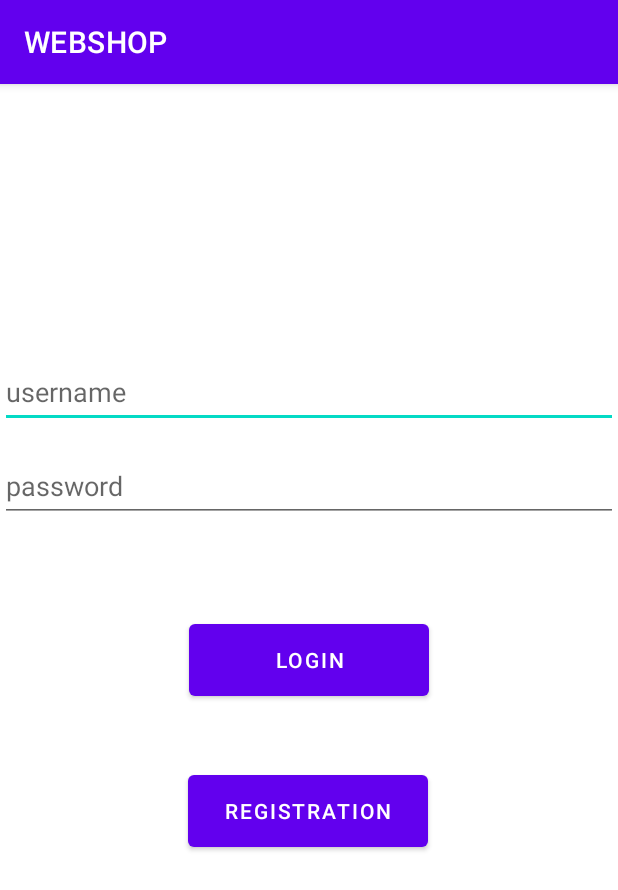
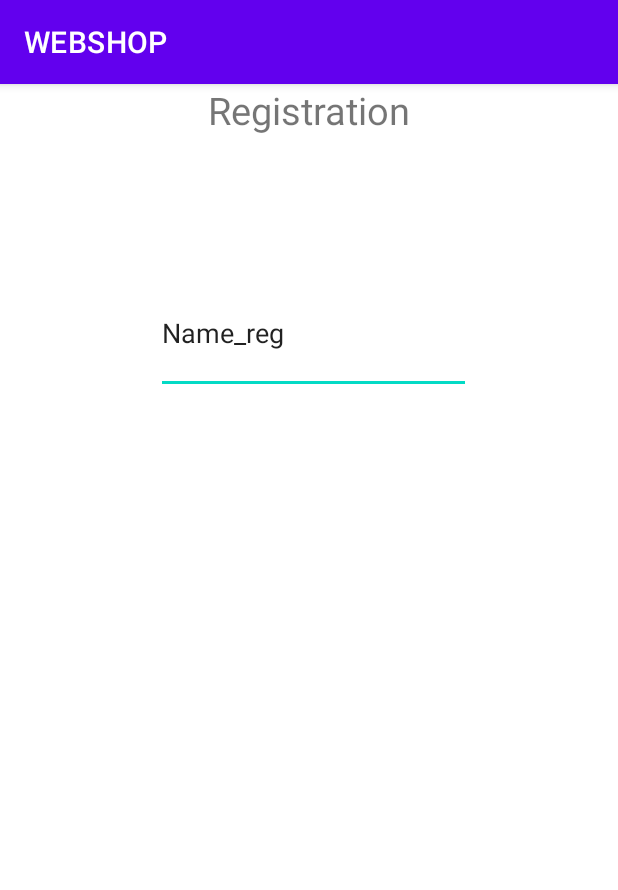
Before and after one commit to BerkeAnna/WEB, an Android app: the screen it shows after launch (MainActivity before the commit, RegistrationActivity after it), after a tap on "REGISTRATION", on a phone screen of 412 x 824 dp. Shown: the top 890 px of the screen. Run offline under Robolectric (Android 15) with nearby library versions, the phone set to English and light mode, and no system bars.

Commit message:
meg mukodik 2

```diff
--- a/app/src/main/java/com/example/webshop/MainActivity.java
+++ b/app/src/main/java/com/example/webshop/MainActivity.java
@@ -11,6 +11,7 @@ import android.widget.EditText;
 
 public class MainActivity extends AppCompatActivity {
     private static final String LOG_TAG = MainActivity.class.getName();
+    private static final int SECRET_KEY = 99;
 
     EditText userNameEditText;
     EditText passwordEditText;
@@ -34,6 +35,7 @@ public class MainActivity extends AppCompatActivity {
 
     public void registration(View view) {
         Intent intent = new Intent(this, RegistrationActivity.class);
-
+        intent.putExtra("SECRET_KEY", 99);
+        startActivity(intent);
     }
 }
--- a/app/src/main/java/com/example/webshop/RegistrationActivity.java
+++ b/app/src/main/java/com/example/webshop/RegistrationActivity.java
@@ -10,5 +10,14 @@ public class RegistrationActivity extends AppCompatActivity {
     protected void onCreate(Bundle savedInstanceState) {
         super.onCreate(savedInstanceState);
         setContentView(R.layout.activity_registration);
+
+//        Bundle bundle = getIntent().getExtras();
+//        int secret_key = bundle.getInt("SECRET_KEY");
+        int secret_key = getIntent().getIntExtra("SECRET_KEY", 0);
+
+        if(secret_key != 99){
+            finish();
+        }
+
     }
 }
--- a/app/src/main/res/layout/activity_registration.xml
+++ b/app/src/main/res/layout/activity_registration.xml
@@ -1,9 +1,36 @@
 <?xml version="1.0" encoding="utf-8"?>
-<androidx.constraintlayout.widget.ConstraintLayout xmlns:android="http://schemas.android.com/apk/res/android"
-    xmlns:app="http://schemas.android.com/apk/res-auto"
+<RelativeLayout
     xmlns:tools="http://schemas.android.com/tools"
+    xmlns:android="http://schemas.android.com/apk/res/android"
     android:layout_width="match_parent"
     android:layout_height="match_parent"
     tools:context=".RegistrationActivity">
 
-</androidx.constraintlayout.widget.ConstraintLayout>
+
+    <TextView
+        android:id="@+id/textView"
+        android:layout_width="144dp"
+        android:layout_height="wrap_content"
+        android:layout_alignParentStart="true"
+        android:layout_alignParentEnd="true"
+        android:textAlignment="center"
+        android:text="@string/register_rrr"
+        android:textSize="25sp" />
+
+    <EditText
+        android:id="@+id/usernameEdittext"
+        android:layout_width="wrap_content"
+        android:layout_height="wrap_content"
+        android:layout_alignParentStart="true"
+        android:layout_alignParentTop="true"
+        android:layout_alignParentEnd="true"
+        android:layout_alignParentBottom="true"
+        android:layout_marginStart="104dp"
+        android:layout_marginTop="125dp"
+        android:layout_marginEnd="98dp"
+        android:layout_marginBottom="561dp"
+        android:ems="10"
+        android:hint="@string/username_reg"
+        android:inputType="textPersonName"
+        android:text="@string/name_reg" />
+</RelativeLayout>
--- a/app/src/main/res/values/strings.xml
+++ b/app/src/main/res/values/strings.xml
@@ -5,4 +5,7 @@
     <string name="password">password</string>
     <string name="username">username</string>
     <string name="registration">registration</string>
+    <string name="register_rrr">Registration</string>
+    <string name="username_reg">username_reg</string>
+    <string name="name_reg">Name_reg</string>
 </resources>
```
